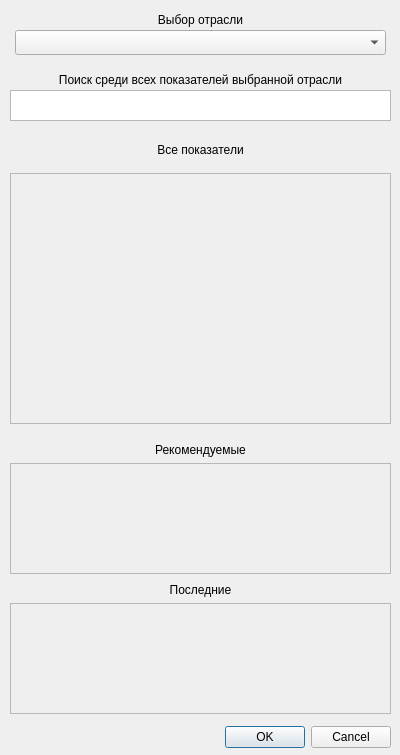
The window that uiFiles/IndSubMenuWidget1.ui (ssofaaa07/SP_projectQT) describes before a commit, drawn with Qt 5.
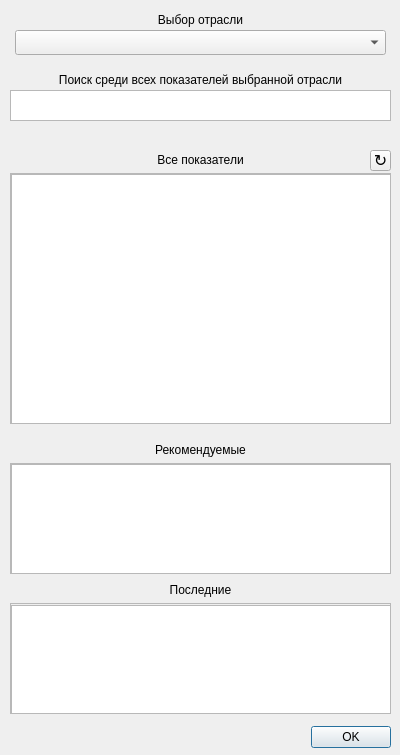
The same window after the commit.

What changed in the file:
```diff
--- a/uiFiles/IndSubMenuWidget1.ui
+++ b/uiFiles/IndSubMenuWidget1.ui
@@ -34,6 +34,16 @@
       <height>109</height>
      </rect>
     </property>
+    <widget class="QListWidget" name="lastSearchedListWidget">
+     <property name="geometry">
+      <rect>
+       <x>0</x>
+       <y>1</y>
+       <width>381</width>
+       <height>111</height>
+      </rect>
+     </property>
+    </widget>
    </widget>
   </widget>
   <widget class="QLabel" name="label_3">
@@ -66,7 +76,7 @@
    <property name="geometry">
     <rect>
      <x>10</x>
-     <y>140</y>
+     <y>150</y>
      <width>381</width>
      <height>20</height>
     </rect>
@@ -88,7 +98,7 @@
     <enum>Qt::Horizontal</enum>
    </property>
    <property name="standardButtons">
-    <set>QDialogButtonBox::Cancel|QDialogButtonBox::Ok</set>
+    <set>QDialogButtonBox::Ok</set>
    </property>
   </widget>
   <widget class="QScrollArea" name="scrollArea">
@@ -112,6 +122,16 @@
       <height>249</height>
      </rect>
     </property>
+    <widget class="QListWidget" name="allIndicatorsListWidget">
+     <property name="geometry">
+      <rect>
+       <x>0</x>
+       <y>0</y>
+       <width>381</width>
+       <height>251</height>
+      </rect>
+     </property>
+    </widget>
    </widget>
   </widget>
   <widget class="QLabel" name="label_2">
@@ -148,6 +168,16 @@
       <height>109</height>
      </rect>
     </property>
+    <widget class="QListWidget" name="recommendsListWidget">
+     <property name="geometry">
+      <rect>
+       <x>0</x>
+       <y>0</y>
+       <width>381</width>
+       <height>111</height>
+      </rect>
+     </property>
+    </widget>
    </widget>
   </widget>
   <widget class="QTextEdit" name="textEdit_2">
@@ -183,6 +213,24 @@
     </rect>
    </property>
   </widget>
+  <widget class="QToolButton" name="updateIndicatorsToolButton">
+   <property name="geometry">
+    <rect>
+     <x>370</x>
+     <y>150</y>
+     <width>21</width>
+     <height>21</height>
+    </rect>
+   </property>
+   <property name="font">
+    <font>
+     <pointsize>12</pointsize>
+    </font>
+   </property>
+   <property name="text">
+    <string>↻</string>
+   </property>
+  </widget>
  </widget>
  <resources/>
  <connections/>
```
Left out of the diff: 26 changed lines with no effect on the pictures.
